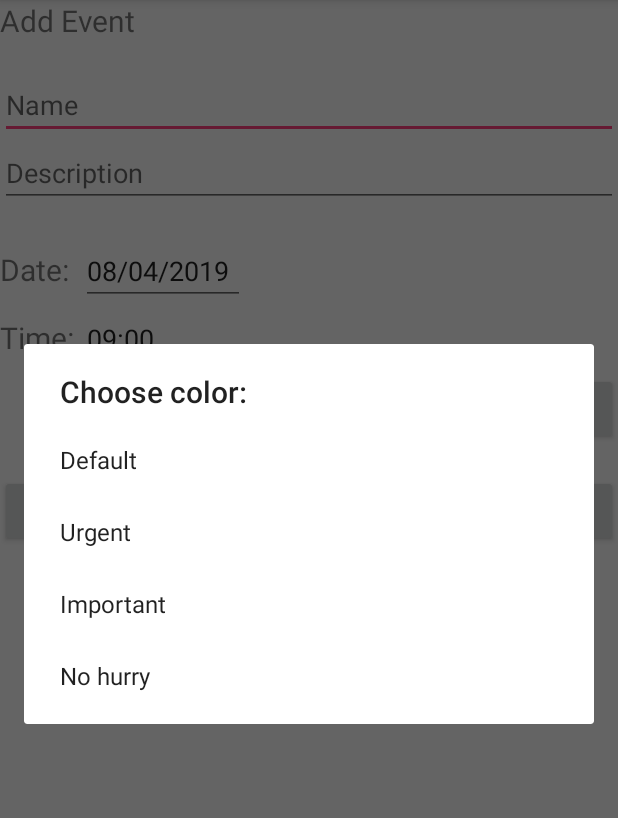
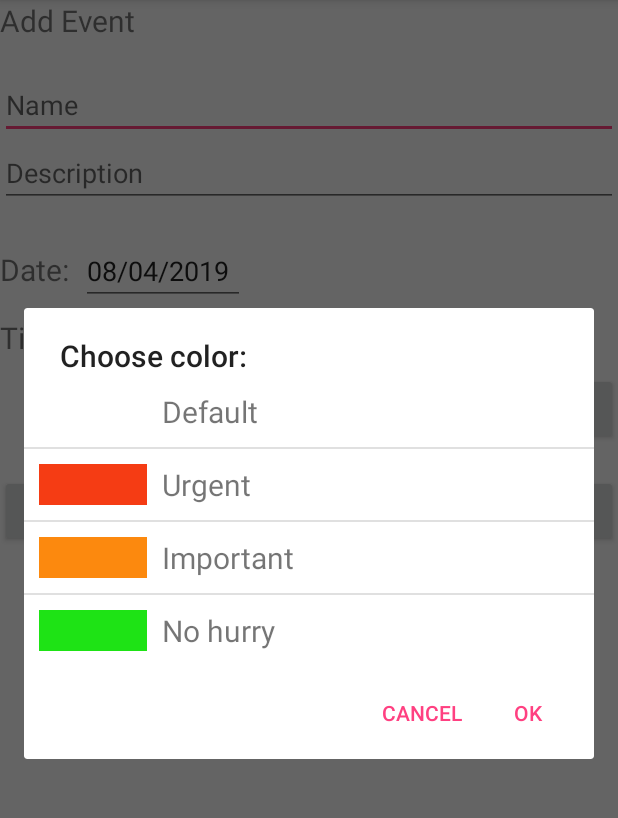
Before and after one commit to jonizei/MyCalendarApp, an Android app: the EventActivity screen opened directly, with no data from a screen before it, after a tap on "DEFAULT", on a phone screen of 412 x 824 dp, the part 84-902 px from its top. Run offline under Robolectric (Android 15) with nearby library versions, the phone set to English and light mode, and no system bars.

```diff
--- a/app/build.gradle
+++ b/app/build.gradle
@@ -20,6 +20,12 @@ android {
         sourceCompatibility JavaVersion.VERSION_1_8
         targetCompatibility JavaVersion.VERSION_1_8
     }
+    /*
+    lintOptions {
+        checkReleaseBuilds false
+        abortOnError false
+    }
+     */
 }
 
 dependencies {
--- a/app/src/main/java/fi/tuni/mycalendarapp/EventActivity.java
+++ b/app/src/main/java/fi/tuni/mycalendarapp/EventActivity.java
@@ -10,9 +10,11 @@ import android.os.Bundle;
 import android.support.v7.app.AppCompatActivity;
 import android.view.LayoutInflater;
 import android.view.View;
+import android.widget.AdapterView;
 import android.widget.Button;
 import android.widget.DatePicker;
 import android.widget.EditText;
+import android.widget.ListView;
 import android.widget.TextView;
 import android.widget.TimePicker;
 import android.support.v4.app.DialogFragment;
@@ -93,16 +95,6 @@ public class EventActivity extends AppCompatActivity {
 
         eventTime = new Time(9,0);
         eventType = new EventType();
-
-        /*
-        inputName.setText(eventObject.getName());
-            inputDesc.setText(eventObject.getDescription());
-            eventDate = eventObject.getDate();
-            eventTime = eventObject.getTime();
-            eventType = eventObject.getEventType();
-            showColor.setBackgroundColor(Color.parseColor(eventObject.getEventType().getColorCode()));
-            inputColor.setText(eventObject.getEventType().getName());
-         */
 
         if(currentMode == Mode.EDIT) {
             inputName.setText(eventObject.getName());
@@ -205,40 +197,38 @@ public class EventActivity extends AppCompatActivity {
                 dialog.dismiss();
             });
         } else if(type == DialogType.COLOR) {
+            View v = LayoutInflater.from(this).inflate(R.layout.dialog_typepicker, null);
+
+            List<EventType> eventTypeList = new ArrayList<>();
+            eventTypeList.add(new EventType("Default", "#ffffff"));
+            eventTypeList.add(new EventType("Urgent", "#f53c14"));
+            eventTypeList.add(new EventType("Important", "#fc890e"));
+            eventTypeList.add(new EventType("No hurry", "#1ee315"));
+
+            ListView eventTypeListView = (ListView) v.findViewById(R.id.typePick);
+
+            EventTypesAdapter adapter = new EventTypesAdapter(this, eventTypeList);
+            eventTypeListView.setAdapter(adapter);
+
+            eventTypeListView.setOnItemClickListener(new AdapterView.OnItemClickListener() {
+                @Override
+                public void onItemClick(AdapterView<?> parent, View view, int position, long id) {
+                    eventType = (EventType) parent.getItemAtPosition(position);
+                }
+            });
 
             builder.setTitle("Choose color:");
+            builder.setView(v);
 
-            builder.setItems(new String[]{"Default", "Urgent", "Important", "No hurry"}, new DialogInterface.OnClickListener() {
-                @Override
-                public void onClick(DialogInterface dialog, int which) {
 
-                    switch (which) {
+            builder.setPositiveButton("OK", (DialogInterface dialog, int id) -> {
+                showColor.setBackgroundColor(Color.parseColor(eventType.getColorCode()));
+                inputColor.setText(eventType.getName());
+                dialog.dismiss();
+            });
 
-                        case 0:
-                            eventType.setColorCode("#ffffff");
-                            eventType.setName("Default");
-                            break;
-
-                        case 1:
-                            eventType.setColorCode("#f53c14");
-                            eventType.setName("Urgent");
-                            break;
-
-                        case 2:
-                            eventType.setColorCode("#fc890e");
-                            eventType.setName("Important");
-                            break;
-
-                        case 3:
-                            eventType.setColorCode("#1ee315");
-                            eventType.setName("No hurry");
-                            break;
-                    }
-
-                    showColor.setBackgroundColor(Color.parseColor(eventType.getColorCode()));
-                    inputColor.setText(eventType.getName());
-
-                }
+            builder.setNegativeButton("Cancel", (DialogInterface dialog, int id) -> {
+                dialog.dismiss();
             });
 
         }
--- a/app/src/main/java/fi/tuni/mycalendarapp/EventRepository.java
+++ b/app/src/main/java/fi/tuni/mycalendarapp/EventRepository.java
@@ -68,6 +68,10 @@ public class EventRepository {
             eventDatabaseAdapter.update(event);
         }
 
+    }
+
+    public List<Event> fetchAll() {
+        return eventList;
     }
 
     public void delete(Event event) {
--- /dev/null
+++ b/app/src/main/java/fi/tuni/mycalendarapp/EventTypesAdapter.java
@@ -0,0 +1,37 @@
+package fi.tuni.mycalendarapp;
+
+import android.content.Context;
+import android.graphics.Color;
+import android.view.LayoutInflater;
+import android.view.View;
+import android.view.ViewGroup;
+import android.widget.ArrayAdapter;
+import android.widget.TextView;
+
+import java.util.List;
+
+public class EventTypesAdapter extends ArrayAdapter<EventType> {
+
+    public EventTypesAdapter(Context context, List<EventType> eventTypeList) {
+        super(context, 0, eventTypeList);
+    }
+
+    @Override
+    public View getView(int position, View convertView, ViewGroup parent) {
+
+        EventType eventType = getItem(position);
+
+        if(convertView == null) {
+            convertView = LayoutInflater.from(getContext()).inflate(R.layout.dialog_type_item, parent, false);
+        }
+
+        TextView txtTypeColor = (TextView) convertView.findViewById(R.id.txtTypeColor);
+        TextView txtTypeName = (TextView) convertView.findViewById(R.id.txtTypeName);
+
+        txtTypeColor.setBackgroundColor(Color.parseColor(eventType.getColorCode()));
+        txtTypeName.setText(eventType.getName());
+
+        return convertView;
+    }
+
+}
--- /dev/null
+++ b/app/src/main/res/layout/dialog_type_item.xml
@@ -0,0 +1,22 @@
+<?xml version="1.0" encoding="utf-8"?>
+<LinearLayout xmlns:android="http://schemas.android.com/apk/res/android"
+    android:orientation="horizontal"
+    android:layout_width="match_parent"
+    android:layout_height="match_parent"
+    android:padding="10sp">
+
+    <TextView
+        android:id="@+id/txtTypeColor"
+        android:layout_width="0sp"
+        android:layout_height="match_parent"
+        android:layout_weight="0.2" />
+
+    <TextView
+        android:id="@+id/txtTypeName"
+        android:layout_width="0sp"
+        android:layout_height="match_parent"
+        android:textSize="20sp"
+        android:layout_weight="0.8"
+        android:paddingLeft="10sp"/>
+
+</LinearLayout>
--- /dev/null
+++ b/app/src/main/res/layout/dialog_typepicker.xml
@@ -0,0 +1,14 @@
+<?xml version="1.0" encoding="utf-8"?>
+<LinearLayout xmlns:android="http://schemas.android.com/apk/res/android"
+    android:orientation="vertical"
+    android:layout_width="match_parent"
+    android:layout_height="match_parent">
+
+    <ListView
+        android:id="@+id/typePick"
+        android:layout_width="match_parent"
+        android:layout_height="match_parent"
+        android:choiceMode="singleChoice"
+        android:listSelector="#b3ffff"></ListView>
+
+</LinearLayout>
```
Also changed, not shown: app/src/main/java/fi/tuni/mycalendarapp/DailyEventsAdapter.java (added, +43 -0 lines), app/src/main/java/fi/tuni/mycalendarapp/MainActivity.java (+8 -16 lines), app/src/main/res/layout/activity_main.xml (+19 -10 lines), app/src/main/res/layout/daily_event_list_item.xml (added, +41 -0 lines), 4 other files.
